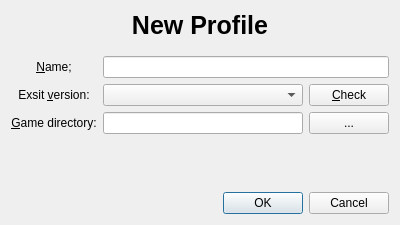
Before: the Qt Designer form Kaminec/UI/profileDialog.ui in kaniol-lck/Kaminec, drawn with Qt 5.
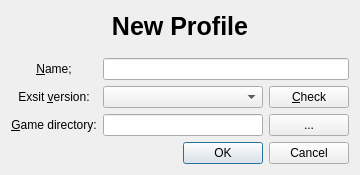
After: the same form once the commit is applied.

Commit message: Enable GameVerision and support profiles completion.

```diff
--- a/Kaminec/UI/profileDialog.ui
+++ b/Kaminec/UI/profileDialog.ui
@@ -6,8 +6,8 @@
    <rect>
     <x>0</x>
     <y>0</y>
-    <width>400</width>
-    <height>225</height>
+    <width>360</width>
+    <height>175</height>
    </rect>
   </property>
   <property name="sizePolicy">
@@ -182,19 +182,6 @@
      </item>
     </layout>
    </item>
-   <item>
-    <spacer name="verticalSpacer_2">
-     <property name="orientation">
-      <enum>Qt::Vertical</enum>
-     </property>
-     <property name="sizeHint" stdset="0">
-      <size>
-       <width>20</width>
-       <height>38</height>
-      </size>
-     </property>
-    </spacer>
-   </item>
    <item>
     <widget class="QDialogButtonBox" name="buttonBox">
      <property name="orientation">
```
The commit also changes 13 other files.
